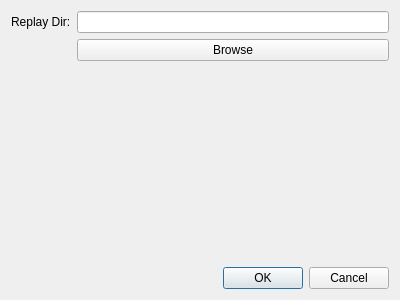
Before: the Qt Designer form example/client/settings.ui in ericp1337/LoL-Replay-Parsing-Server, drawn with Qt 5.
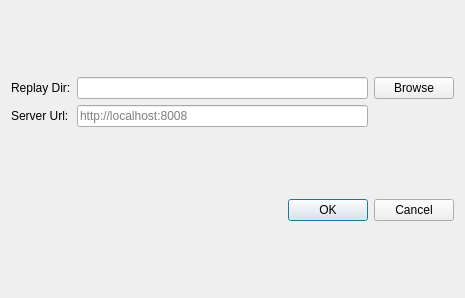
After: the same form once the commit is applied.

Commit message: settings now persist and are saved to ini. SettingsDialog is fully functional now.

```diff
--- a/example/client/settings.ui
+++ b/example/client/settings.ui
@@ -6,8 +6,8 @@
    <rect>
     <x>0</x>
     <y>0</y>
-    <width>400</width>
-    <height>300</height>
+    <width>465</width>
+    <height>298</height>
    </rect>
   </property>
   <property name="windowTitle">
@@ -15,7 +15,20 @@
   </property>
   <layout class="QGridLayout" name="gridLayout">
    <item row="0" column="0">
-    <layout class="QFormLayout" name="formLayout">
+    <layout class="QGridLayout" name="gridLayout_2">
+     <item row="2" column="1">
+      <widget class="QLineEdit" name="serverUrl">
+       <property name="toolTip">
+        <string>&lt;html&gt;&lt;head/&gt;&lt;body&gt;&lt;p&gt;e.g. http://localhost:8008&lt;/p&gt;&lt;/body&gt;&lt;/html&gt;</string>
+       </property>
+       <property name="statusTip">
+        <string/>
+       </property>
+       <property name="placeholderText">
+        <string>http://localhost:8008</string>
+       </property>
+      </widget>
+     </item>
      <item row="0" column="0">
       <widget class="QLabel" name="label">
        <property name="text">
@@ -23,11 +36,18 @@
        </property>
       </widget>
      </item>
+     <item row="2" column="0">
+      <widget class="QLabel" name="label_2">
+       <property name="text">
+        <string>Server Url:</string>
+       </property>
+      </widget>
+     </item>
      <item row="0" column="1">
-      <widget class="QLineEdit" name="lineEdit"/>
+      <widget class="QLineEdit" name="replayDir"/>
      </item>
-     <item row="1" column="1">
-      <widget class="QPushButton" name="pushButton">
+     <item row="0" column="2">
+      <widget class="QPushButton" name="browseButton">
        <property name="text">
         <string>Browse</string>
        </property>
```
The commit also changes 2 other files.
